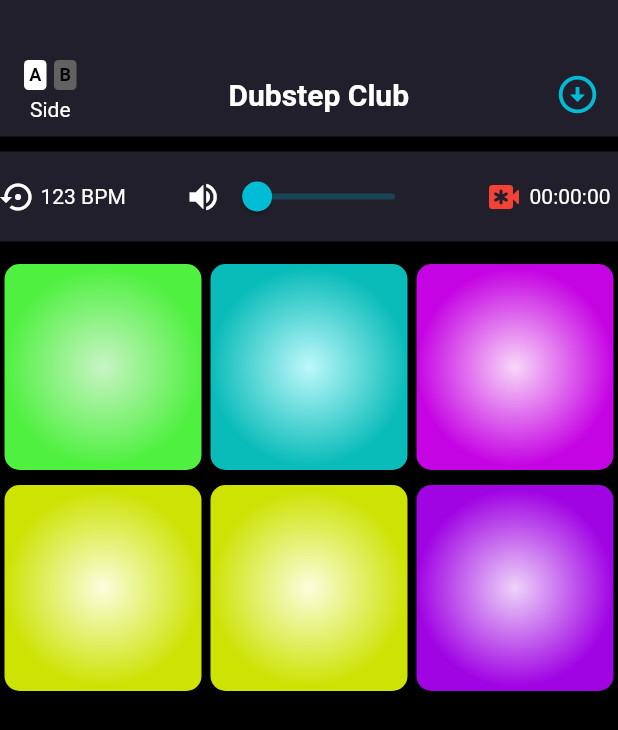
After one commit to AppsAiT/Drum-Pad-Machine, a Flutter app: the DrumPadPage screen opened directly, on a phone screen of 412 x 824 dp. The commit adds this screen. Shown: the top 730 px of the screen. Run offline on Flutter 3.47's test engine with Material 2 defaults, Android fonts, the phone set to English and light mode, and no system bars; our stand-ins replace carousel_slider, cloud_firestore, firebase_core, loading_indicator, percent_indicator; missing offline and left inert: volume_controller; accounts and stored records are empty.

Commit message:
working on drumpadPage

```diff
--- a/lib/pages/NewProjectPage.dart
+++ b/lib/pages/NewProjectPage.dart
@@ -1,5 +1,6 @@
 // ignore_for_file: file_names
 
+import 'package:drums_pad/pages/drumpadPage.dart';
 import 'package:drums_pad/pages/myMusicPage.dart';
 import 'package:flutter/material.dart';
 
@@ -99,6 +100,15 @@ class _NewProjectPageState extends State<NewProjectPage> {
           ),
           Padding(
             padding: const EdgeInsets.only(bottom: 100),
+            child: InkWell(
+              onTap: () {
+                Navigator.push(
+                  context,
+                  MaterialPageRoute(
+                    builder: (context) => const DrumPadPage(),
+                  ),
+                );
+              },
               child: Container(
                 height: 50,
                 width: 200,
@@ -133,6 +143,7 @@ class _NewProjectPageState extends State<NewProjectPage> {
                 ),
               ),
             ),
+          ),
         ],
       )),
     );
--- /dev/null
+++ b/lib/pages/drumpadPage.dart
@@ -0,0 +1,208 @@
+import 'package:drums_pad/widgets/drumPad.dart';
+import 'package:flutter/material.dart';
+import 'package:volume_controller/volume_controller.dart';
+
+class DrumPadPage extends StatefulWidget {
+  const DrumPadPage({super.key});
+
+  @override
+  State<DrumPadPage> createState() => _DrumPadPageState();
+}
+
+class _DrumPadPageState extends State<DrumPadPage> {
+  double _volumeListenerValue = 0;
+  double _getVolume = 0;
+  double _setVolumeValue = 0;
+
+  @override
+  void initState() {
+    super.initState();
+    // Listen to system volume change
+    VolumeController().listener((volume) {
+      setState(() => _volumeListenerValue = volume);
+    });
+
+    VolumeController().getVolume().then((volume) => _setVolumeValue = volume);
+  }
+
+  @override
+  void dispose() {
+    VolumeController().removeListener();
+    super.dispose();
+  }
+
+  @override
+  Widget build(BuildContext context) {
+    return Scaffold(
+      backgroundColor: Colors.black,
+      body: Center(
+          child: Column(
+        children: [
+          Container(
+            width: MediaQuery.of(context).size.width,
+            color: const Color.fromARGB(255, 32, 31, 43),
+            child: Column(
+              children: [
+                const SizedBox(height: 35),
+                Row(
+                  children: [
+                    Padding(
+                      padding: const EdgeInsets.symmetric(
+                          horizontal: 15, vertical: 5),
+                      child: Column(
+                        children: [
+                          SizedBox(
+                            width: 35,
+                            child: Row(
+                              mainAxisAlignment: MainAxisAlignment.spaceBetween,
+                              children: [
+                                Container(
+                                  height: 20,
+                                  width: 15,
+                                  decoration: BoxDecoration(
+                                    borderRadius: BorderRadius.circular(3),
+                                    color: Colors.white,
+                                  ),
+                                  child: const Center(
+                                    child: Text(
+                                      'A',
+                                      style: TextStyle(
+                                        fontSize: 12,
+                                        color: Colors.black,
+                                        fontWeight: FontWeight.bold,
+                                      ),
+                                    ),
+                                  ),
+                                ),
+                                Container(
+                                  height: 20,
+                                  width: 15,
+                                  decoration: BoxDecoration(
+                                    borderRadius: BorderRadius.circular(3),
+                                    color:
+                                        const Color.fromARGB(255, 98, 98, 98),
+                                  ),
+                                  child: const Center(
+                                    child: Text(
+                                      'B',
+                                      style: TextStyle(
+                                        fontSize: 12,
+                                        color: Colors.black,
+                                        fontWeight: FontWeight.bold,
+                                      ),
+                                    ),
+                                  ),
+                                ),
+                              ],
+                            ),
+                          ),
+                          const Padding(
+                            padding: EdgeInsets.all(5),
+                            child: Text(
+                              'Side',
+                              style: TextStyle(
+                                color: Colors.white,
+                              ),
+                            ),
+                          )
+                        ],
+                      ),
+                    ),
+                    const Spacer(),
+                    const Text(
+                      'Dubstep Club',
+                      style: TextStyle(
+                        color: Colors.white,
+                        fontSize: 20,
+                        fontWeight: FontWeight.bold,
+                      ),
+                    ),
+                    const Spacer(),
+                    const Padding(
+                      padding: EdgeInsets.symmetric(horizontal: 12),
+                      child: Icon(
+                        Icons.arrow_circle_down_outlined,
+                        color: Colors.cyan,
+                        size: 30,
+                      ),
+                    ),
+                  ],
+                ),
+              ],
+            ),
+          ),
+          Padding(
+            padding: const EdgeInsets.symmetric(vertical: 10),
+            child: Container(
+              height: 60,
+              width: MediaQuery.of(context).size.width,
+              color: const Color.fromARGB(255, 32, 31, 43),
+              child: Row(
+                mainAxisAlignment: MainAxisAlignment.spaceBetween,
+                children: [
+                  Row(
+                    children: const [
+                      Icon(
+                        Icons.settings_backup_restore_outlined,
+                        color: Colors.white,
+                      ),
+                      Padding(
+                        padding: EdgeInsets.symmetric(horizontal: 3),
+                        child: Text(
+                          '123 BPM',
+                          style: TextStyle(
+                            color: Colors.white,
+                          ),
+                        ),
+                      ),
+                    ],
+                  ),
+                  Row(
+                    children: [
+                      const Icon(
+                        Icons.volume_up,
+                        color: Colors.white,
+                      ),
+                      SizedBox(
+                        width: 140,
+                        child: Slider.adaptive(
+                          min: 0,
+                          max: 100,
+                          onChanged: (double value) {
+                            setState(() {
+                              _setVolumeValue = value;
+                              VolumeController().setVolume(_setVolumeValue);
+                            });
+                          },
+                          value: _setVolumeValue,
+                        ),
+                      ),
+                    ],
+                  ),
+                  Row(
+                    children: const [
+                      Icon(
+                        Icons.emergency_recording_rounded,
+                        color: Colors.red,
+                      ),
+                      Padding(
+                        padding: EdgeInsets.symmetric(horizontal: 5),
+                        child: Text(
+                          '00:00:00',
+                          style: TextStyle(
+                            color: Colors.white,
+                          ),
+                        ),
+                      )
+                    ],
+                  ),
+                ],
+              ),
+            ),
+          ),
+          const FullDrumPad(),
+        ],
+      )),
+    );
+  }
+}
--- a/lib/pages/homePage.dart
+++ b/lib/pages/homePage.dart
@@ -144,7 +144,6 @@ class _MyHomePageState extends State<MyHomePage> {
                           builder: (context, snapshot) {
                             if (snapshot.connectionState ==
                                 ConnectionState.waiting) {
-                              // Display a loading indicator while waiting for data
                               return const Center(
                                   child: SizedBox(
                                 height: 90,
@@ -159,7 +158,6 @@ class _MyHomePageState extends State<MyHomePage> {
                               ));
                             }
                             if (snapshot.hasError) {
-                              // Handle error if any
                               return Center(
                                   child: Text(
                                       'Error occurred: ${snapshot.error}'));
@@ -280,14 +278,12 @@ class _MyHomePageState extends State<MyHomePage> {
                               ));
                             }
                             if (snapshot.hasError) {
-                              // Handle error if any
                               return Center(
                                   child: Text(
                                       'Error occurred: ${snapshot.error}'));
                             }
                             if (!snapshot.hasData ||
                                 snapshot.data!.docs.isEmpty) {
-                              // Handle case when no data is available
                               return const Center(
                                   child: Text('No data available'));
                             }
--- /dev/null
+++ b/lib/widgets/drumPad.dart
@@ -0,0 +1,33 @@
+import 'dart:ui';
+
+import 'package:drums_pad/widgets/singlePad.dart';
+import 'package:flutter/material.dart';
+
+class FullDrumPad extends StatelessWidget {
+  const FullDrumPad({super.key});
+
+  @override
+  Widget build(BuildContext context) {
+    return Container(
+      width: MediaQuery.of(context).size.width,
+      child: Column(
+        children: [
+          Row(
+            children: const [
+              PadType5(),
+              PadType1(),
+              PadType2(),
+            ],
+          ),
+          Row(
+            children: const [
+              PadType3(),
+              PadType3(),
+              PadType4(),
+            ],
+          ),
+        ],
+      ),
+    );
+  }
+}
--- /dev/null
+++ b/lib/widgets/singlePad.dart
@@ -0,0 +1,157 @@
+import 'package:flutter/material.dart';
+
+class PadType1 extends StatelessWidget {
+  const PadType1({super.key});
+
+  @override
+  Widget build(BuildContext context) {
+    return Flexible(
+      child: Padding(
+        padding: const EdgeInsets.symmetric(vertical: 5, horizontal: 3),
+        child: Container(
+          // width: MediaQuery.of(context).size.width / 3,
+          height: MediaQuery.of(context).size.width / 3,
+
+          decoration: BoxDecoration(
+              borderRadius: BorderRadius.circular(10),
+              gradient: const RadialGradient(
+                colors: [
+                  Color.fromARGB(255, 189, 248, 251),
+                  Color.fromARGB(255, 10, 188, 185),
+                ],
+              )),
+        ),
+      ),
+    );
+  }
+}
+
+class PadType2 extends StatelessWidget {
+  const PadType2({super.key});
+
+  @override
+  Widget build(BuildContext context) {
+    return Flexible(
+      child: Padding(
+        padding: const EdgeInsets.symmetric(vertical: 5, horizontal: 3),
+        child: Container(
+          // width: MediaQuery.of(context).size.width / 3,
+          height: MediaQuery.of(context).size.width / 3,
+
+          decoration: BoxDecoration(
+              borderRadius: BorderRadius.circular(10),
+              gradient: const RadialGradient(
+                colors: [
+                  Color.fromARGB(255, 249, 215, 249),
+                  Color.fromARGB(255, 197, 4, 227)
+                ],
+              )),
+        ),
+      ),
+    );
+  }
+}
+
+class PadType3 extends StatelessWidget {
+  const PadType3({super.key});
+
+  @override
+  Widget build(BuildContext context) {
+    return Flexible(
+      child: Padding(
+        padding: const EdgeInsets.symmetric(vertical: 5, horizontal: 3),
+        child: Container(
+          // width: MediaQuery.of(context).size.width / 3,
+          height: MediaQuery.of(context).size.width / 3,
+
+          decoration: BoxDecoration(
+              borderRadius: BorderRadius.circular(10),
+              gradient: const RadialGradient(
+                colors: [
+                  Color.fromARGB(255, 251, 254, 221),
+                  Color.fromARGB(255, 205, 227, 4),
+                ],
+              )),
+        ),
+      ),
+    );
+  }
+}
+
+class PadType4 extends StatelessWidget {
+  const PadType4({super.key});
+
+  @override
+  Widget build(BuildContext context) {
+    return Flexible(
+      child: Padding(
+        padding: const EdgeInsets.symmetric(vertical: 5, horizontal: 3),
+        child: Container(
+          // width: MediaQuery.of(context).size.width / 3,
+          height: MediaQuery.of(context).size.width / 3,
+
+          decoration: BoxDecoration(
+              borderRadius: BorderRadius.circular(10),
+              gradient: const RadialGradient(
+                colors: [
+                  Color.fromARGB(255, 238, 211, 250),
+                  Color.fromARGB(255, 160, 4, 227),
+                ],
+              )),
+        ),
+      ),
+    );
+  }
+}
+
+class PadType5 extends StatelessWidget {
+  const PadType5({super.key});
+
+  @override
+  Widget build(BuildContext context) {
+    return Flexible(
+      child: Padding(
+        padding: const EdgeInsets.symmetric(vertical: 5, horizontal: 3),
+        child: Container(
+          // width: MediaQuery.of(context).size.width / 3,
+          height: MediaQuery.of(context).size.width / 3,
+
+          decoration: BoxDecoration(
+              borderRadius: BorderRadius.circular(10),
+              gradient: const RadialGradient(
+                colors: [
+                  Color.fromARGB(255, 200, 244, 196),
+                  Color.fromARGB(255, 80, 240, 65),
+                ],
+              )),
+        ),
+      ),
+    );
+  }
+}
+
+class PadType6 extends StatelessWidget {
+  const PadType6({super.key});
+
+  @override
+  Widget build(BuildContext context) {
+    return Flexible(
+      child: Padding(
+        padding: const EdgeInsets.symmetric(vertical: 5, horizontal: 3),
+        child: Container(
+          // width: MediaQuery.of(context).size.width / 3,
+          height: MediaQuery.of(context).size.width / 3,
+
+          decoration: BoxDecoration(
+              borderRadius: BorderRadius.circular(10),
+              gradient: const RadialGradient(
+                colors: [
+                  Color.fromARGB(255, 200, 244, 196),
+                  Color.fromARGB(255, 80, 240, 65),
+                ],
+              )),
+        ),
+      ),
+    );
+  }
+}
--- a/pubspec.yaml
+++ b/pubspec.yaml
@@ -42,6 +42,7 @@ dependencies:
   firebase_core: ^2.5.0
   loading_indicator: ^3.1.0
   percent_indicator: ^4.2.3
+  volume_controller: ^2.0.6
 
 dev_dependencies:
   flutter_test:
```
Also changed, not shown: pubspec.lock. Lines whose indentation alone changed are shown as unchanged.
